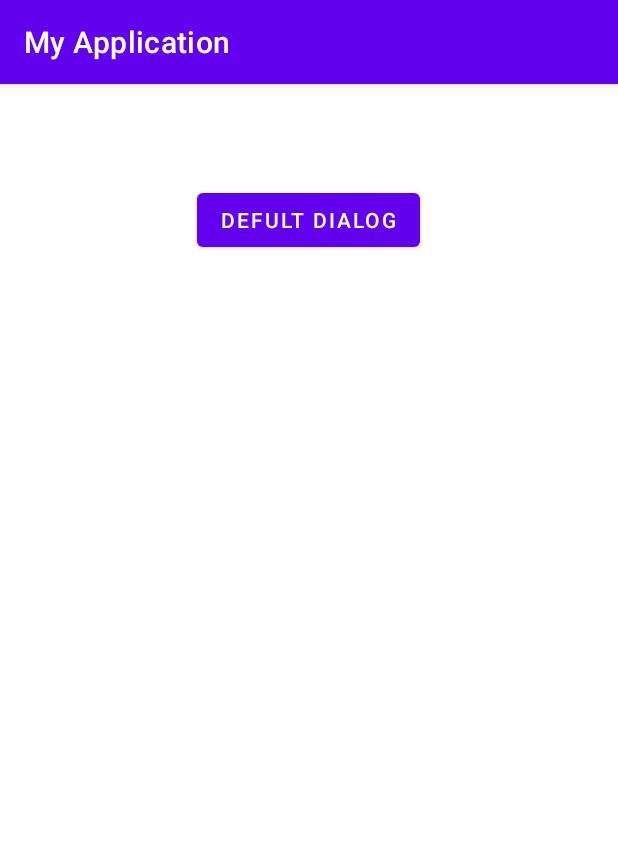
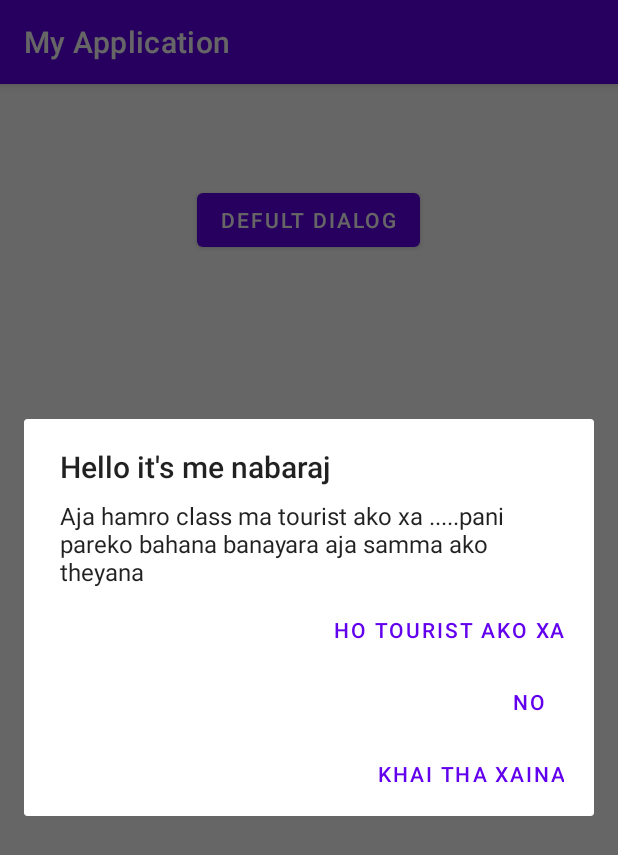
Before and after one commit to nabaraj999/BCA-SIXTH-, an Android app: the screen it shows after launch (MyDialougeActivity), after a tap on "DEFULT DIALOG", on a phone screen of 412 x 824 dp. Shown: the top 855 px of the screen. Run offline under Robolectric (Android 15) with nearby library versions, the light colour scheme and no system bars.

Commit message:
Updated code and fixed bugs

```diff
--- a/app/src/main/java/com/example/myapplication/dailoge/MyDialougeActivity.java
+++ b/app/src/main/java/com/example/myapplication/dailoge/MyDialougeActivity.java
@@ -33,17 +33,28 @@ public class MyDialougeActivity extends AppCompatActivity {
             public void onClick(View v) {
                 // todo; write dialog box code here
                 AlertDialog.Builder dialog = new AlertDialog.Builder(MyDialougeActivity.this);
+                dialog.setCancelable(false);
                 dialog.setTitle("Hello it's me nabaraj");
                 dialog.setMessage("Aja hamro class ma tourist ako xa .....pani pareko bahana banayara aja samma ako theyana");
-                 dialog.setPositiveButton("Ho Tourist ako xa", new DialogInterface.OnClickListener() {
+                dialog.setPositiveButton("Ho Tourist ako xa", new DialogInterface.OnClickListener() {
+                    @Override
+                    public void onClick(DialogInterface dialog, int which) {
+                        // todo : tourist lai wellcome garna lagau
+                        Toast.makeText(MyDialougeActivity.this, "Tourist nachyo", Toast.LENGTH_SHORT).show();
+                    }
+                });
+                 dialog.setNegativeButton("no", new DialogInterface.OnClickListener() {
                      @Override
                      public void onClick(DialogInterface dialog, int which) {
-                         // todo : tourist lai wellcome garna lagau
-                         Toast.makeText(MyDialougeActivity.this, "Tourist nachyo", Toast.LENGTH_SHORT).show();
+                         Toast.makeText(MyDialougeActivity.this, "no no no no", Toast.LENGTH_SHORT).show();
                      }
                  });
-                 dialog.setNegativeButton("Hawa Guff"),
-                         dialog.setNeutralButton("Khai tha xaina")
+                        dialog.setNeutralButton("Khai tha xaina", new DialogInterface.OnClickListener() {
+                            @Override
+                            public void onClick(DialogInterface dialog, int which) {
+                                Toast.makeText(MyDialougeActivity.this, "Khai kai tha xaina malai", Toast.LENGTH_SHORT).show();
+                            }
+                        });
                 dialog.show();
             }
         });
```
